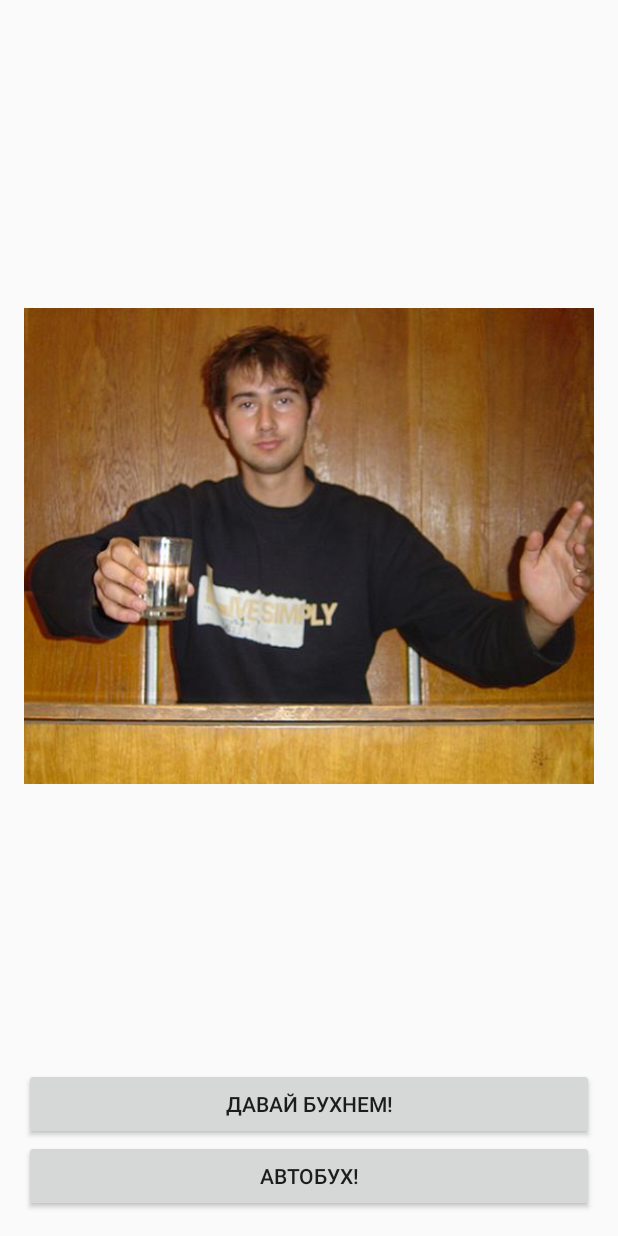
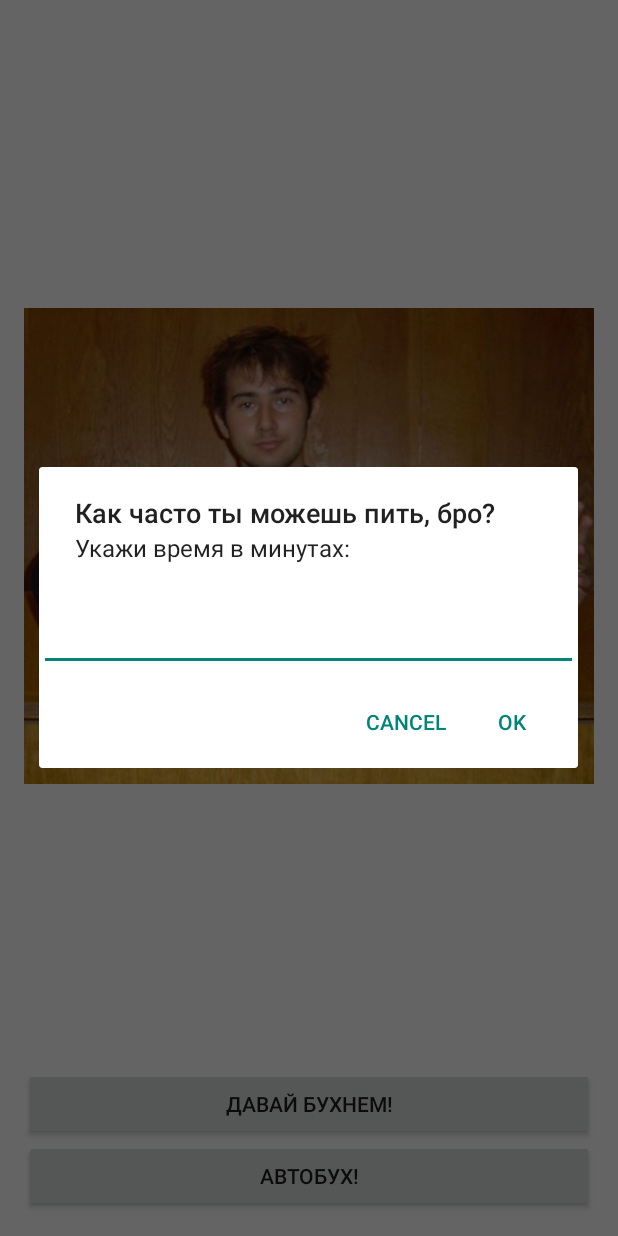
Before and after one commit to booglak/Alco, an Android app: the GameActivity screen opened directly, with no data from a screen before it, after a tap on "АВТОБУХ!", on a phone screen of 412 x 824 dp. Run offline under Robolectric (Android 15) with nearby library versions, the phone set to English and light mode, and no system bars; 1 other tap on this screen came first.

Commit message:
dialog for autobuhich

```diff
--- a/app/src/main/java/com/example/igor/alco/GameActivity.java
+++ b/app/src/main/java/com/example/igor/alco/GameActivity.java
@@ -1,14 +1,20 @@
 package com.example.igor.alco;
 
+import android.app.AlertDialog;
+import android.app.Dialog;
+import android.content.DialogInterface;
 import android.graphics.drawable.Drawable;
 import android.media.AudioManager;
 import android.media.SoundPool;
 import android.os.Handler;
 import android.support.v7.app.AppCompatActivity;
 import android.os.Bundle;
+import android.text.InputType;
 import android.view.View;
 import android.widget.Button;
+import android.widget.EditText;
 import android.widget.ImageView;
+import android.widget.Toast;
 
 import java.util.ArrayList;
 import java.util.List;
@@ -24,6 +30,7 @@ public class GameActivity extends AppCompatActivity implements View.OnClickListe
     List<Integer> sounds;
     Handler handler;
     Random random;
+    AlertDialog.Builder buhichTime;
 
 
     @Override
@@ -65,14 +72,13 @@ public class GameActivity extends AppCompatActivity implements View.OnClickListe
         btnGoBuhich.setOnClickListener(this);
         btnAutoBuhich.setOnClickListener(this);
 
+        buhichTime = new AlertDialog.Builder(this);
     }
 
 
     public void Buhich (){
 
         random = new Random();
-        System.out.println(sounds.get(random.nextInt(sounds.size())));
-
         iwShsh.setImageResource(R.drawable.second_image);
         sp.play(sounds.get(random.nextInt(sounds.size())), 1, 1, 0, 0, 1);
         handler.postDelayed(new Runnable() {
@@ -87,7 +93,39 @@ public class GameActivity extends AppCompatActivity implements View.OnClickListe
         }, 5000);
     }
 
+    public void AutoBuhichDialog(){
+
+        buhichTime.setTitle("Как часто ты можешь пить, бро?");
+        buhichTime.setMessage("Укажи время в минутах:");
+
+        final EditText input = new EditText(this);
+        input.setInputType(InputType.TYPE_CLASS_NUMBER);
+        buhichTime.setView(input);
+
+        buhichTime.setPositiveButton("Ok", new DialogInterface.OnClickListener() {
+            public void onClick(DialogInterface dialog, int whichButton) {
+                try {
+                    int value = Integer.parseInt(input.getText().toString());
+                }
+                catch (NumberFormatException e){
+                    Toast toast = Toast.makeText(getApplicationContext(), "Ты забыл сказать через сколько бухаем снова!", Toast.LENGTH_SHORT);
+                    toast.show();
+                }
+                // Do something with value!
+            }
+        });
+
+        buhichTime.setNegativeButton("Cancel", new DialogInterface.OnClickListener() {
+            public void onClick(DialogInterface dialog, int whichButton) {
+                dialog.cancel();
+            }
+        });
+
+        buhichTime.show();
+    }
+
     public void AutoBuhich(){
+        AutoBuhichDialog();
 
     }
 
@@ -95,8 +133,10 @@ public class GameActivity extends AppCompatActivity implements View.OnClickListe
     public void onClick(View v) {
         switch (v.getId()){
             case R.id.btnGoBuhich:
-                System.out.println("");
                 Buhich();
+                break;
+            case R.id.btnAutoBuhich:
+                AutoBuhich();
                 break;
         }
     }
```
